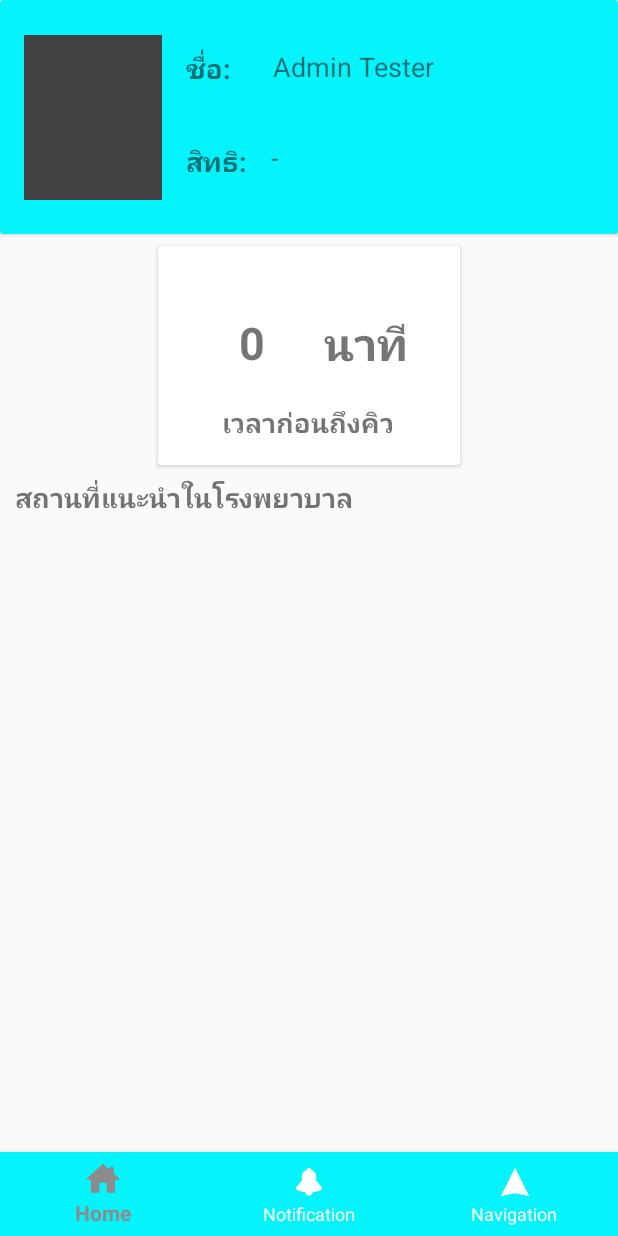
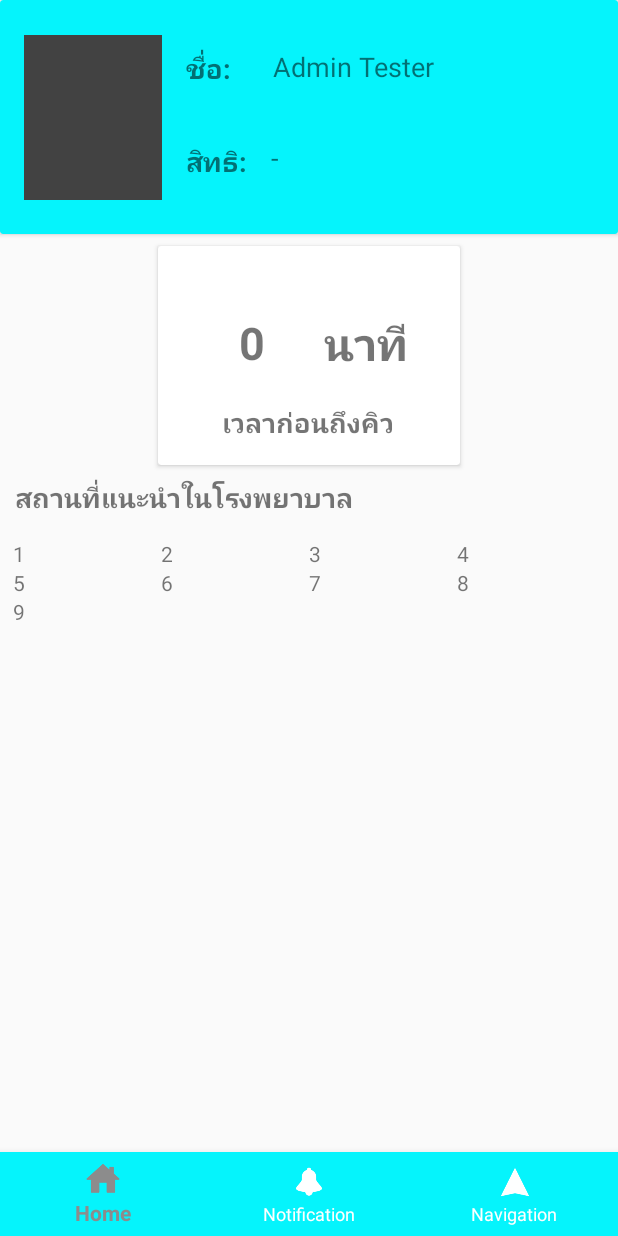
Before and after one commit to putthichai/iOPD, an Android app: the screen it shows after launch (MainMenuActivity), after a tap on "สถานที่ในโรงพยาบาล", on a phone screen of 412 x 824 dp. Run offline under Robolectric (Android 15) with nearby library versions, the phone set to English and light mode, and no system bars; 1 statement that could not run was skipped.

Commit message:
template place

```diff
--- a/app/src/main/java/com/example/iopd/MainMenuActivity.java
+++ b/app/src/main/java/com/example/iopd/MainMenuActivity.java
@@ -147,6 +147,11 @@ public class MainMenuActivity extends AppCompatActivity {
             SectionsStatePagerAdapter adapter = new SectionsStatePagerAdapter(getSupportFragmentManager());
             adapter.addFragment(new ProcessFragment(),"Progress");
             mViewPage.setAdapter(adapter);
+        }else if(page == 4){
+            mViewPage.removeAllViews();
+            SectionsStatePagerAdapter adapter = new SectionsStatePagerAdapter(getSupportFragmentManager());
+            adapter.addFragment(new Place2Fragment(),"Progress");
+            mViewPage.setAdapter(adapter);
         }
     }
 
--- a/app/src/main/java/com/example/iopd/Place2Fragment.java
+++ b/app/src/main/java/com/example/iopd/Place2Fragment.java
@@ -2,7 +2,7 @@ package com.example.iopd;
 
 
 import android.os.Bundle;
-import android.app.Fragment;
+import android.support.v4.app.Fragment;
 import android.view.LayoutInflater;
 import android.view.View;
 import android.view.ViewGroup;
@@ -23,7 +23,8 @@ public class Place2Fragment extends Fragment {
     public View onCreateView(LayoutInflater inflater, ViewGroup container,
                              Bundle savedInstanceState) {
         // Inflate the layout for this fragment
-        return inflater.inflate(R.layout.fragment_place2, container, false);
+        View root = inflater.inflate(R.layout.fragment_place2, container, false);
+        return root;
     }
 
 }
--- a/app/src/main/java/com/example/iopd/PlaceFragment.java
+++ b/app/src/main/java/com/example/iopd/PlaceFragment.java
@@ -1,17 +1,24 @@
 package com.example.iopd;
 
 
+import android.content.Context;
 import android.os.Bundle;
 import android.support.v4.app.Fragment;
 import android.view.LayoutInflater;
 import android.view.View;
 import android.view.ViewGroup;
+import android.widget.AdapterView;
+import android.widget.BaseAdapter;
+import android.widget.GridView;
+import android.widget.TextView;
 
 
 /**
  * A simple {@link Fragment} subclass.
  */
 public class PlaceFragment extends Fragment {
+
+    public GridView mgridView;
 
 
     public PlaceFragment() {
@@ -23,7 +30,48 @@ public class PlaceFragment extends Fragment {
     public View onCreateView(LayoutInflater inflater, ViewGroup container,
                              Bundle savedInstanceState) {
         // Inflate the layout for this fragment
-        return inflater.inflate(R.layout.fragment_place, container, false);
+        View root = inflater.inflate(R.layout.fragment_place, container, false);
+        mgridView = root.findViewById(R.id.placeGrid);
+        mgridView.setAdapter(new GridAdapter(getActivity()));
+
+        mgridView.setOnItemClickListener(new AdapterView.OnItemClickListener() {
+            @Override
+            public void onItemClick(AdapterView<?> parent, View view, int position, long id) {
+                ((MainMenuActivity)getActivity()).setViewPager(4);
+            }
+        });
+        return root;
     }
 
 }
+
+class GridAdapter extends BaseAdapter {
+    Context context;
+    String string="123456789";
+
+    public GridAdapter(Context c){
+        context = c;
+    }
+
+    @Override
+    public int getCount() {
+        return string.length();
+    }
+
+    @Override
+    public Object getItem(int position) {
+        return string.charAt(position);
+    }
+
+    @Override
+    public long getItemId(int i) {
+        return 0;
+    }
+
+    @Override
+    public View getView(int position, View view, ViewGroup viewGroup) {
+        TextView textView = new TextView(context);
+        textView.setText(String.valueOf(string.charAt(position)));
+        return textView;
+    }
+}
--- a/app/src/main/res/layout/fragment_place.xml
+++ b/app/src/main/res/layout/fragment_place.xml
@@ -94,5 +94,18 @@
             app:layout_constraintStart_toStartOf="parent"
             app:layout_constraintTop_toBottomOf="@+id/cardView" />
 
+        <GridView
+            android:id="@+id/placeGrid"
+            android:layout_width="395dp"
+            android:layout_height="433dp"
+            android:layout_marginStart="8dp"
+            android:layout_marginTop="15dp"
+            android:layout_marginEnd="8dp"
+            android:numColumns="4"
+            app:layout_constraintEnd_toEndOf="parent"
+            app:layout_constraintHorizontal_bias="1.0"
+            app:layout_constraintStart_toStartOf="parent"
+            app:layout_constraintTop_toBottomOf="@+id/textView" />
+
     </androidx.constraintlayout.widget.ConstraintLayout>
 </FrameLayout>
--- a/app/src/main/res/values/colors.xml
+++ b/app/src/main/res/values/colors.xml
@@ -1,7 +1,7 @@
 <?xml version="1.0" encoding="utf-8"?>
 <resources>
     <color name="colorPrimary">#008577</color>
-    <color name="colorPrimaryDark">#00574B</color>
+    <color name="colorPrimaryDark">#03A9F4</color>
     <color name="colorAccent">#D81B60</color>
     <color name="userLayout">#05f4fc</color>
     <color name="menuLayout">#05f4fc</color>
```
Also changed, not shown: app/src/main/res/layout/fragment_home.xml (+43 -6 lines), app/src/main/res/layout/fragment_place2.xml (+1 -9 lines).
